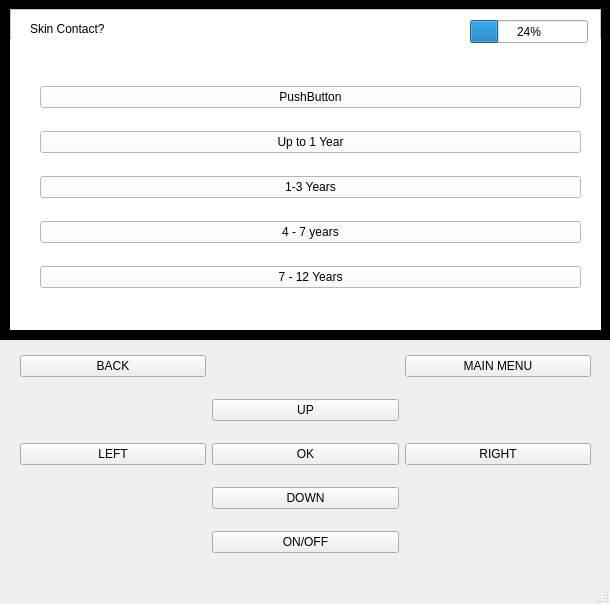
Qt form JoshUI/denasui.ui (cameronSlupeiks/DenasEmulator) before a commit.
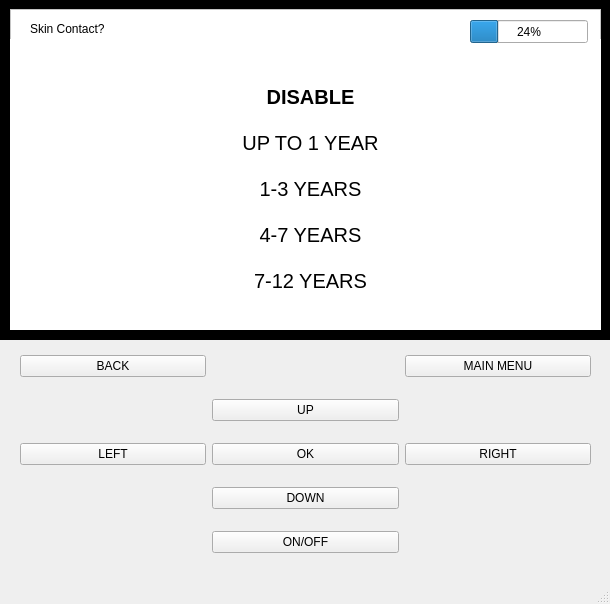
The same form after that commit. The open tabs and pages were chosen to show the change.

Commit message: Added functionality for OK button.

The edit to the form file:
```diff
--- a/JoshUI/denasui.ui
+++ b/JoshUI/denasui.ui
@@ -518,37 +518,192 @@
        </property>
        <layout class="QVBoxLayout" name="verticalLayout_3">
         <item>
-         <widget class="QPushButton" name="ToggleChild">
+         <widget class="QLabel" name="enableDisable">
+          <property name="enabled">
+           <bool>true</bool>
+          </property>
+          <property name="maximumSize">
+           <size>
+            <width>16777215</width>
+            <height>25</height>
+           </size>
+          </property>
+          <property name="font">
+           <font>
+            <pointsize>15</pointsize>
+            <weight>75</weight>
+            <bold>true</bold>
+           </font>
+          </property>
+          <property name="focusPolicy">
+           <enum>Qt::NoFocus</enum>
+          </property>
+          <property name="styleSheet">
+           <string notr="true"/>
+          </property>
           <property name="text">
-           <string>PushButton</string>
+           <string>DISABLE</string>
           </property>
+          <property name="alignment">
+           <set>Qt::AlignCenter</set>
+          </property>
+          <property name="selected" stdset="0">
+           <bool>true</bool>
+          </property>
+          <property name="enableDisable" stdset="0">
+           <bool>true</bool>
+          </property>
          </widget>
         </item>
         <item>
-         <widget class="QPushButton" name="childUnder1Year">
+         <widget class="QLabel" name="upToOneYear">
+          <property name="enabled">
+           <bool>true</bool>
+          </property>
+          <property name="maximumSize">
+           <size>
+            <width>16777215</width>
+            <height>25</height>
+           </size>
+          </property>
+          <property name="font">
+           <font>
+            <pointsize>15</pointsize>
+            <weight>50</weight>
+            <bold>false</bold>
+           </font>
+          </property>
+          <property name="focusPolicy">
+           <enum>Qt::NoFocus</enum>
+          </property>
+          <property name="styleSheet">
+           <string notr="true"/>
+          </property>
           <property name="text">
-           <string>Up to 1 Year</string>
+           <string>UP TO 1 YEAR</string>
           </property>
+          <property name="alignment">
+           <set>Qt::AlignCenter</set>
+          </property>
+          <property name="selected" stdset="0">
+           <bool>false</bool>
+          </property>
+          <property name="enableDisable" stdset="0">
+           <bool>false</bool>
+          </property>
          </widget>
         </item>
         <item>
-         <widget class="QPushButton" name="child1_3Years">
+         <widget class="QLabel" name="oneToThreeYears">
+          <property name="enabled">
+           <bool>true</bool>
+          </property>
+          <property name="maximumSize">
+           <size>
+            <width>16777215</width>
+            <height>25</height>
+           </size>
+          </property>
+          <property name="font">
+           <font>
+            <pointsize>15</pointsize>
+            <weight>50</weight>
+            <bold>false</bold>
+           </font>
+          </property>
+          <property name="focusPolicy">
+           <enum>Qt::NoFocus</enum>
+          </property>
+          <property name="styleSheet">
+           <string notr="true"/>
+          </property>
           <property name="text">
-           <string>1-3 Years</string>
+           <string>1-3 YEARS</string>
           </property>
+          <property name="alignment">
+           <set>Qt::AlignCenter</set>
+          </property>
+          <property name="selected" stdset="0">
+           <bool>false</bool>
+          </property>
+          <property name="enableDisable" stdset="0">
+           <bool>false</bool>
+          </property>
          </widget>
         </item>
         <item>
-         <widget class="QPushButton" name="child4_7Year">
+         <widget class="QLabel" name="fourToSevenYears">
+          <property name="enabled">
+           <bool>true</bool>
+          </property>
+          <property name="maximumSize">
+           <size>
+            <width>16777215</width>
+            <height>25</height>
+           </size>
+          </property>
+          <property name="font">
+           <font>
+            <pointsize>15</pointsize>
+            <weight>50</weight>
+            <bold>false</bold>
+           </font>
+          </property>
+          <property name="focusPolicy">
+           <enum>Qt::NoFocus</enum>
+          </property>
+          <property name="styleSheet">
+           <string notr="true"/>
+          </property>
           <property name="text">
-           <string>4 - 7 years</string>
+           <string>4-7 YEARS</string>
           </property>
+          <property name="alignment">
+           <set>Qt::AlignCenter</set>
+          </property>
+          <property name="selected" stdset="0">
+           <bool>false</bool>
+          </property>
+          <property name="enableDisable" stdset="0">
+           <bool>false</bool>
+          </property>
          </widget>
         </item>
         <item>
-         <widget class="QPushButton" name="child7_12Years">
+         <widget class="QLabel" name="sevenToTwelveYears">
+          <property name="enabled">
+           <bool>true</bool>
+          </property>
+          <property name="maximumSize">
+           <size>
+            <width>16777215</width>
+            <height>25</height>
+           </size>
+          </property>
+          <property name="font">
+           <font>
+            <pointsize>15</pointsize>
+            <weight>50</weight>
+            <bold>false</bold>
+           </font>
+          </property>
+          <property name="focusPolicy">
+           <enum>Qt::NoFocus</enum>
+          </property>
+          <property name="styleSheet">
+           <string notr="true"/>
+          </property>
           <property name="text">
-           <string>7 - 12 Years</string>
+           <string>7-12 YEARS</string>
+          </property>
+          <property name="alignment">
+           <set>Qt::AlignCenter</set>
+          </property>
+          <property name="selected" stdset="0">
+           <bool>false</bool>
+          </property>
+          <property name="enableDisable" stdset="0">
+           <bool>false</bool>
           </property>
          </widget>
         </item>
```
Left out of the diff: 20 changed lines with no effect on the pictures. The commit also changes 3 other files.
